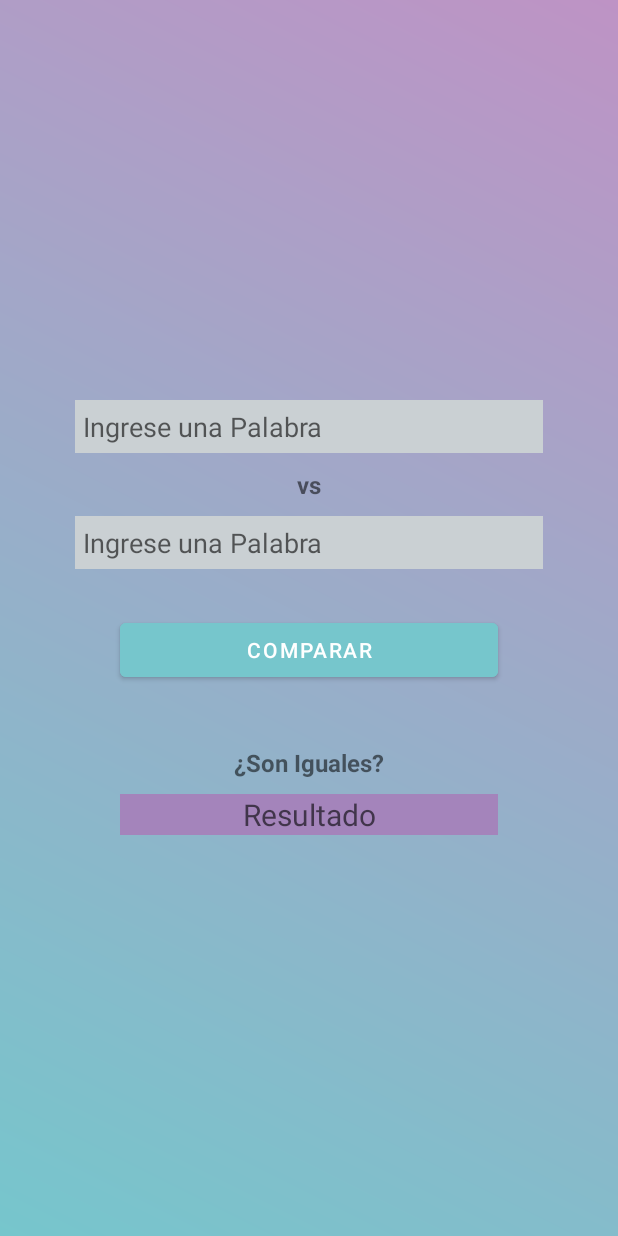
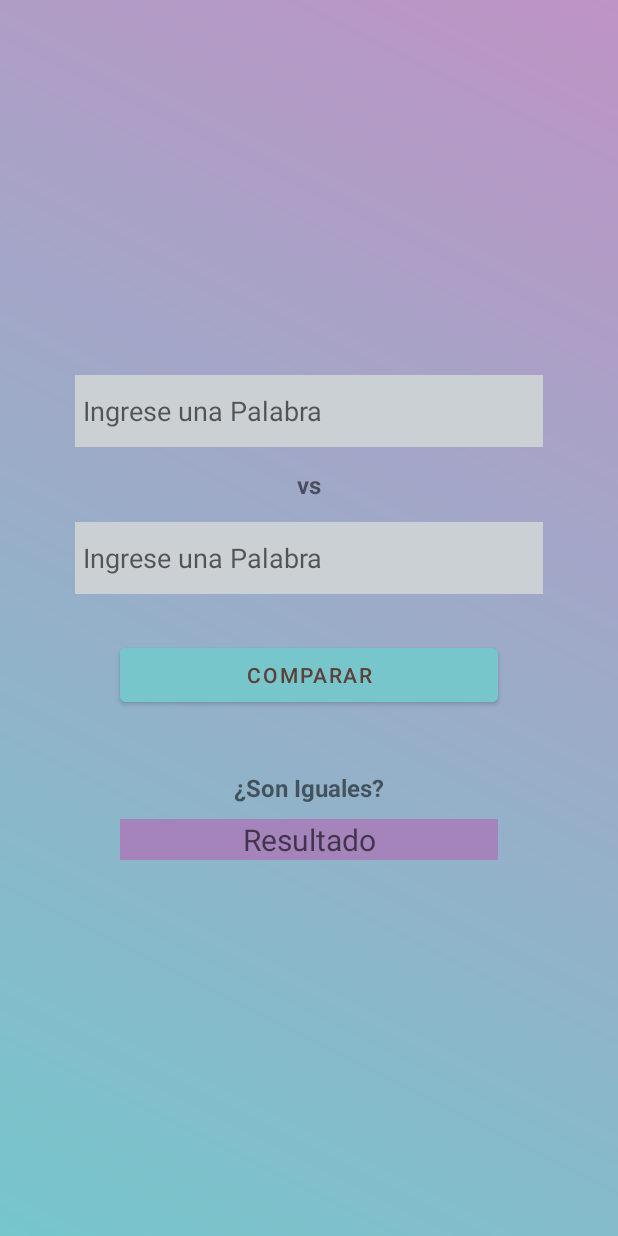
Before and after one commit to lady-coder-16/ProyectoFinal_Ticmas_ComparaPalabras, an Android app: the layout activity_main.xml on its own in the app's theme, with its tools: preview values and no code run, on a phone screen of 412 x 824 dp. Run offline under Robolectric (Android 15) with nearby library versions, the phone set to English and light mode, and no system bars.

Commit message:
Se implementa arquitectura MVVM. Se mejora layout

```diff
--- a/app/src/main/AndroidManifest.xml
+++ b/app/src/main/AndroidManifest.xml
@@ -13,7 +13,7 @@
         android:theme="@style/Theme.ComparaPalabras"
         tools:targetApi="31">
         <activity
-            android:name=".MainActivity"
+            android:name=".view.MainActivity"
             android:exported="true">
             <intent-filter>
                 <action android:name="android.intent.action.MAIN" />
--- a/app/src/main/res/layout/activity_main.xml
+++ b/app/src/main/res/layout/activity_main.xml
@@ -1,12 +1,11 @@
 <?xml version="1.0" encoding="utf-8"?>
 <androidx.constraintlayout.widget.ConstraintLayout xmlns:android="http://schemas.android.com/apk/res/android"
-    xmlns:app="http://schemas.android.com/apk/res-auto"
     xmlns:tools="http://schemas.android.com/tools"
     android:layout_width="match_parent"
     android:layout_height="match_parent"
     android:padding="50dp"
     android:background="@drawable/gradient"
-    tools:context=".MainActivity">
+    tools:context=".view.MainActivity">
 
     <LinearLayout
         android:layout_width="match_parent"
@@ -18,19 +17,21 @@
             android:id="@+id/et_palabra1"
             android:layout_width="match_parent"
             android:layout_height="wrap_content"
+            android:background="@color/white_grey"
             android:ems="10"
-            android:padding="5dp"
-            android:background="@color/white_grey"
+            android:hint="@string/hint_palabra"
 
             android:inputType="text"
-            android:hint="@string/hint_palabra" />
+            android:minHeight="48dp"
+            android:padding="5dp"
+            tools:ignore="VisualLintTextFieldSize" />
 
         <TextView
             android:id="@+id/text_vs"
             android:layout_width="match_parent"
             android:layout_height="wrap_content"
             android:gravity="center"
-            android:padding="10dp"
+            android:padding="14dp"
             android:textSize="16sp"
             android:textStyle="bold"
             android:text="@string/vs" />
@@ -39,12 +40,14 @@
             android:id="@+id/et_palabra2"
             android:layout_width="match_parent"
             android:layout_height="wrap_content"
+            android:background="@color/white_grey"
             android:ems="10"
-            android:padding="5dp"
-            android:background="@color/white_grey"
+            android:hint="@string/hint_palabra"
 
             android:inputType="text"
-            android:hint="@string/hint_palabra" />
+            android:minHeight="48dp"
+            android:padding="5dp"
+            tools:ignore="VisualLintTextFieldSize" />
 
         <Button
             android:id="@+id/btn_comparar"
@@ -53,7 +56,9 @@
             android:layout_margin="30dp"
             android:backgroundTint="@color/end_color"
             android:shadowColor="@color/black"
-            android:text="@string/btn_comparar" />
+            android:text="@string/btn_comparar"
+            android:textColor="@color/contrast_btn"
+            tools:ignore="VisualLintButtonSize" />
 
         <TextView
             android:id="@+id/text_sonIguales"
--- a/app/src/main/res/values/colors.xml
+++ b/app/src/main/res/values/colors.xml
@@ -10,6 +10,7 @@
     <color name="black">#FF000000</color>
     <color name="white">#FFFFFFFF</color>
     <color name="white_grey">#CAD0D3</color>
+    <color name="contrast_btn">#5D4037</color>
 
 <!--    Fondo Degrade   -->
     <color name="start_color">#be93c5</color>
```
Also changed, not shown: app/src/main/java/com/curso/android/app/proyectofinal/compara_palabras/MainActivity.kt (deleted, +0 -54 lines), app/src/main/java/com/curso/android/app/proyectofinal/compara_palabras/model/Comparador.kt (added, +7 -0 lines), app/src/main/java/com/curso/android/app/proyectofinal/compara_palabras/view/MainActivity.kt (added, +54 -0 lines), app/src/main/java/com/curso/android/app/proyectofinal/compara_palabras/viewmodel/ComparadorViewModel.kt (added, +20 -0 lines).
